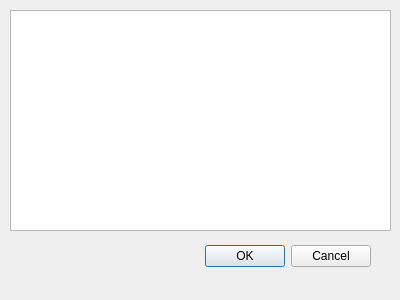
Old version of the form miembros.ui in the repository HailNicole/App_Finanzas.
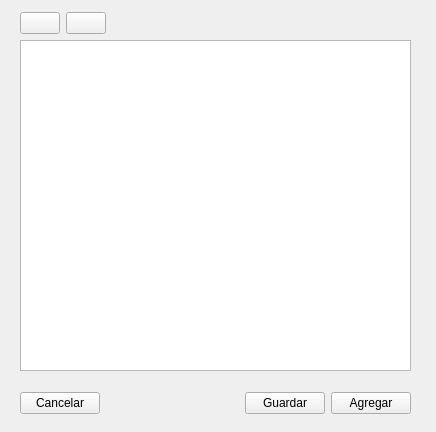
New version of the form. Icons and pictures are not drawn.

Commit message: Miembros y Categoria

Patch:
```diff
--- a/miembros.ui
+++ b/miembros.ui
@@ -1,47 +1,120 @@
 <?xml version="1.0" encoding="UTF-8"?>
 <ui version="4.0">
  <class>Miembros</class>
- <widget class="QDialog" name="Miembros">
+ <widget class="QWidget" name="Miembros">
   <property name="geometry">
    <rect>
     <x>0</x>
     <y>0</y>
-    <width>400</width>
-    <height>300</height>
+    <width>436</width>
+    <height>432</height>
    </rect>
   </property>
   <property name="windowTitle">
    <string>Dialog</string>
   </property>
-  <property name="windowIcon">
-   <iconset resource="recursos.qrc">
-    <normaloff>:/imagen/recursos/safe home.png</normaloff>:/imagen/recursos/safe home.png</iconset>
-  </property>
-  <widget class="QDialogButtonBox" name="buttonBox">
+  <widget class="QWidget" name="horizontalLayoutWidget">
    <property name="geometry">
     <rect>
-     <x>30</x>
-     <y>240</y>
-     <width>341</width>
-     <height>32</height>
+     <x>20</x>
+     <y>390</y>
+     <width>391</width>
+     <height>27</height>
     </rect>
    </property>
-   <property name="orientation">
-    <enum>Qt::Horizontal</enum>
-   </property>
-   <property name="standardButtons">
-    <set>QDialogButtonBox::Cancel|QDialogButtonBox::Ok</set>
-   </property>
+   <layout class="QHBoxLayout" name="horizontalLayout">
+    <item>
+     <widget class="QPushButton" name="btn_cancelar">
+      <property name="text">
+       <string>Cancelar</string>
+      </property>
+     </widget>
+    </item>
+    <item>
+     <spacer name="horizontalSpacer">
+      <property name="orientation">
+       <enum>Qt::Horizontal</enum>
+      </property>
+      <property name="sizeHint" stdset="0">
+       <size>
+        <width>40</width>
+        <height>20</height>
+       </size>
+      </property>
+     </spacer>
+    </item>
+    <item>
+     <widget class="QPushButton" name="btn_guardar">
+      <property name="text">
+       <string>Guardar</string>
+      </property>
+     </widget>
+    </item>
+    <item>
+     <widget class="QPushButton" name="btn_agregar">
+      <property name="text">
+       <string>Agregar</string>
+      </property>
+     </widget>
+    </item>
+   </layout>
   </widget>
   <widget class="QTableWidget" name="tblLista">
    <property name="geometry">
     <rect>
-     <x>10</x>
+     <x>20</x>
+     <y>40</y>
+     <width>391</width>
+     <height>331</height>
+    </rect>
+   </property>
+  </widget>
+  <widget class="QWidget" name="horizontalLayoutWidget_2">
+   <property name="geometry">
+    <rect>
+     <x>20</x>
      <y>10</y>
-     <width>381</width>
-     <height>221</height>
+     <width>391</width>
+     <height>27</height>
     </rect>
    </property>
+   <layout class="QHBoxLayout" name="horizontalLayout_2">
+    <item>
+     <widget class="QPushButton" name="btn_editar">
+      <property name="text">
+       <string/>
+      </property>
+      <property name="icon">
+       <iconset resource="recursos.qrc">
+        <normaloff>:/imagen/recursos/firma.png</normaloff>:/imagen/recursos/firma.png</iconset>
+      </property>
+     </widget>
+    </item>
+    <item>
+     <widget class="QPushButton" name="btn_borrar">
+      <property name="text">
+       <string/>
+      </property>
+      <property name="icon">
+       <iconset resource="recursos.qrc">
+        <normaloff>:/imagen/recursos/goma-de-borrar.png</normaloff>:/imagen/recursos/goma-de-borrar.png</iconset>
+      </property>
+     </widget>
+    </item>
+    <item>
+     <spacer name="horizontalSpacer_2">
+      <property name="orientation">
+       <enum>Qt::Horizontal</enum>
+      </property>
+      <property name="sizeHint" stdset="0">
+       <size>
+        <width>40</width>
+        <height>20</height>
+       </size>
+      </property>
+     </spacer>
+    </item>
+   </layout>
   </widget>
  </widget>
  <resources>
```
Left out of the diff: 37 changed lines with no effect on the pictures. The commit also changes 23 other files.
